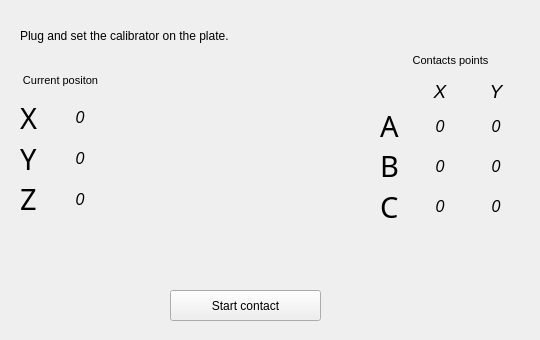
The window that src/Wizard/ContactPointLevelingPage.ui (polybox3d/polybox) describes before a commit, drawn with Qt 5.
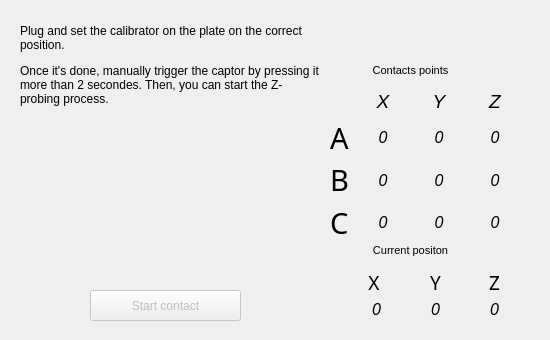
The same window after the commit. Icons and pictures are not drawn.

Commit message: Add new mcode. Add wizard for plate leveling. Not fully ok right now. Need further function like computeMatrix()

Patch:
```diff
--- a/src/Wizard/ContactPointLevelingPage.ui
+++ b/src/Wizard/ContactPointLevelingPage.ui
@@ -6,7 +6,7 @@
    <rect>
     <x>0</x>
     <y>0</y>
-    <width>540</width>
+    <width>550</width>
     <height>340</height>
    </rect>
   </property>
@@ -16,8 +16,8 @@
   <widget class="QLabel" name="plate">
    <property name="geometry">
     <rect>
-     <x>130</x>
-     <y>120</y>
+     <x>60</x>
+     <y>130</y>
      <width>231</width>
      <height>131</height>
     </rect>
@@ -37,18 +37,24 @@
     <rect>
      <x>20</x>
      <y>10</y>
-     <width>261</width>
-     <height>51</height>
+     <width>301</width>
+     <height>111</height>
     </rect>
    </property>
    <property name="text">
-    <string>Plug and set the calibrator on the plate.</string>
+    <string>&lt;html&gt;&lt;head/&gt;&lt;body&gt;&lt;p&gt;Plug and set the calibrator on the plate on the correct position.&lt;/p&gt;&lt;p&gt;Once it's done, manually trigger the captor by pressing it more than 2 secondes. Then, you can start the Z-probing process.&lt;/p&gt;&lt;/body&gt;&lt;/html&gt;</string>
+   </property>
+   <property name="wordWrap">
+    <bool>true</bool>
    </property>
   </widget>
-  <widget class="QPushButton" name="pushButton">
+  <widget class="QPushButton" name="startContactProcess">
+   <property name="enabled">
+    <bool>false</bool>
+   </property>
    <property name="geometry">
     <rect>
-     <x>170</x>
+     <x>90</x>
      <y>290</y>
      <width>151</width>
      <height>31</height>
@@ -65,8 +71,8 @@
   <widget class="QLabel" name="x_pos_2">
    <property name="geometry">
     <rect>
-     <x>0</x>
-     <y>70</y>
+     <x>350</x>
+     <y>240</y>
      <width>121</width>
      <height>21</height>
     </rect>
@@ -93,8 +99,8 @@
   <widget class="QLabel" name="x_pos_3">
    <property name="geometry">
     <rect>
-     <x>380</x>
-     <y>50</y>
+     <x>340</x>
+     <y>60</y>
      <width>141</width>
      <height>21</height>
     </rect>
@@ -118,139 +124,13 @@
     <set>Qt::AlignCenter</set>
    </property>
   </widget>
-  <widget class="QWidget" name="">
+  <widget class="QWidget" name="layoutWidget">
    <property name="geometry">
     <rect>
-     <x>20</x>
-     <y>100</y>
-     <width>85</width>
-     <height>116</height>
-    </rect>
-   </property>
-   <layout class="QGridLayout" name="gridLayout">
-    <item row="0" column="0">
-     <widget class="QLabel" name="xLabel">
-      <property name="font">
-       <font>
-        <family>FontAwesome</family>
-        <pointsize>22</pointsize>
-       </font>
-      </property>
-      <property name="styleSheet">
-       <string notr="true"/>
-      </property>
-      <property name="text">
-       <string>X </string>
-      </property>
-     </widget>
-    </item>
-    <item row="0" column="1">
-     <widget class="QLabel" name="x_pos">
-      <property name="minimumSize">
-       <size>
-        <width>50</width>
-        <height>0</height>
-       </size>
-      </property>
-      <property name="font">
-       <font>
-        <pointsize>12</pointsize>
-        <italic>true</italic>
-       </font>
-      </property>
-      <property name="text">
-       <string>0</string>
-      </property>
-      <property name="alignment">
-       <set>Qt::AlignCenter</set>
-      </property>
-     </widget>
-    </item>
-    <item row="1" column="0">
-     <widget class="QLabel" name="yLabel">
-      <property name="font">
-       <font>
-        <family>FontAwesome</family>
-        <pointsize>22</pointsize>
-       </font>
-      </property>
-      <property name="styleSheet">
-       <string notr="true"/>
-      </property>
-      <property name="text">
-       <string>Y</string>
-      </property>
-     </widget>
-    </item>
-    <item row="1" column="1">
-     <widget class="QLabel" name="y_pos">
-      <property name="minimumSize">
-       <size>
-        <width>50</width>
-        <height>0</height>
-       </size>
-      </property>
-      <property name="font">
-       <font>
-        <pointsize>12</pointsize>
-        <italic>true</italic>
-       </font>
-      </property>
-      <property name="text">
-       <string>0</string>
-      </property>
-      <property name="alignment">
-       <set>Qt::AlignCenter</set>
-      </property>
-     </widget>
-    </item>
-    <item row="2" column="0">
-     <widget class="QLabel" name="zLabel">
-      <property name="font">
-       <font>
-        <family>FontAwesome</family>
-        <pointsize>22</pointsize>
-       </font>
-      </property>
-      <property name="styleSheet">
-       <string notr="true"/>
-      </property>
-      <property name="text">
-       <string>Z</string>
-      </property>
-     </widget>
-    </item>
-    <item row="2" column="1">
-     <widget class="QLabel" name="z_pos">
-      <property name="minimumSize">
-       <size>
-        <width>50</width>
-        <height>0</height>
-       </size>
-      </property>
-      <property name="font">
-       <font>
-        <pointsize>12</pointsize>
-        <italic>true</italic>
-       </font>
-      </property>
-      <property name="text">
-       <string>0</string>
-      </property>
-      <property name="alignment">
-       <set>Qt::AlignCenter</set>
-      </property>
-     </widget>
-    </item>
-   </layout>
-  </widget>
-  <widget class="QWidget" name="">
-   <property name="geometry">
-    <rect>
-     <x>380</x>
-     <y>80</y>
-     <width>141</width>
-     <height>144</height>
+     <x>330</x>
+     <y>90</y>
+     <width>190</width>
+     <height>151</height>
     </rect>
    </property>
    <layout class="QGridLayout" name="gridLayout_2">
@@ -472,6 +352,229 @@
       </property>
       <property name="text">
        <string>Y</string>
+      </property>
+      <property name="alignment">
+       <set>Qt::AlignCenter</set>
+      </property>
+     </widget>
+    </item>
+    <item row="2" column="3">
+     <widget class="QLabel" name="b_z">
+      <property name="minimumSize">
+       <size>
+        <width>50</width>
+        <height>0</height>
+       </size>
+      </property>
+      <property name="font">
+       <font>
+        <pointsize>12</pointsize>
+        <italic>true</italic>
+       </font>
+      </property>
+      <property name="text">
+       <string>0</string>
+      </property>
+      <property name="alignment">
+       <set>Qt::AlignCenter</set>
+      </property>
+     </widget>
+    </item>
+    <item row="0" column="3">
+     <widget class="QLabel" name="ZLabel">
+      <property name="minimumSize">
+       <size>
+        <width>50</width>
+        <height>0</height>
+       </size>
+      </property>
+      <property name="font">
+       <font>
+        <pointsize>14</pointsize>
+        <italic>true</italic>
+       </font>
+      </property>
+      <property name="text">
+       <string>Z</string>
+      </property>
+      <property name="alignment">
+       <set>Qt::AlignCenter</set>
+      </property>
+     </widget>
+    </item>
+    <item row="3" column="3">
+     <widget class="QLabel" name="c_z">
+      <property name="minimumSize">
+       <size>
+        <width>50</width>
+        <height>0</height>
+       </size>
+      </property>
+      <property name="font">
+       <font>
+        <pointsize>12</pointsize>
+        <italic>true</italic>
+       </font>
+      </property>
+      <property name="text">
+       <string>0</string>
+      </property>
+      <property name="alignment">
+       <set>Qt::AlignCenter</set>
+      </property>
+     </widget>
+    </item>
+    <item row="1" column="3">
+     <widget class="QLabel" name="a_z">
+      <property name="minimumSize">
+       <size>
+        <width>50</width>
+        <height>0</height>
+       </size>
+      </property>
+      <property name="font">
+       <font>
+        <pointsize>12</pointsize>
+        <italic>true</italic>
+       </font>
+      </property>
+      <property name="text">
+       <string>0</string>
+      </property>
+      <property name="alignment">
+       <set>Qt::AlignCenter</set>
+      </property>
+     </widget>
+    </item>
+   </layout>
+  </widget>
+  <widget class="QWidget" name="">
+   <property name="geometry">
+    <rect>
+     <x>350</x>
+     <y>270</y>
+     <width>171</width>
+     <height>49</height>
+    </rect>
+   </property>
+   <layout class="QGridLayout" name="gridLayout">
+    <item row="0" column="1">
+     <widget class="QLabel" name="yLabel">
+      <property name="font">
+       <font>
+        <family>FontAwesome</family>
+        <pointsize>14</pointsize>
+       </font>
+      </property>
+      <property name="styleSheet">
+       <string notr="true"/>
+      </property>
+      <property name="text">
+       <string>Y</string>
+      </property>
+      <property name="alignment">
+       <set>Qt::AlignCenter</set>
+      </property>
+     </widget>
+    </item>
+    <item row="0" column="2">
+     <widget class="QLabel" name="zLabel">
+      <property name="font">
+       <font>
+        <family>FontAwesome</family>
+        <pointsize>14</pointsize>
+       </font>
+      </property>
+      <property name="styleSheet">
+       <string notr="true"/>
+      </property>
+      <property name="text">
+       <string>Z</string>
+      </property>
+      <property name="alignment">
+       <set>Qt::AlignCenter</set>
+      </property>
+     </widget>
+    </item>
+    <item row="0" column="0">
+     <widget class="QLabel" name="xLabel">
+      <property name="font">
+       <font>
+        <family>FontAwesome</family>
+        <pointsize>14</pointsize>
+       </font>
+      </property>
+      <property name="styleSheet">
+       <string notr="true"/>
+      </property>
+      <property name="text">
+       <string>X </string>
+      </property>
+      <property name="alignment">
+       <set>Qt::AlignCenter</set>
+      </property>
+     </widget>
+    </item>
+    <item row="1" column="2">
+     <widget class="QLabel" name="z_pos">
+      <property name="minimumSize">
+       <size>
+        <width>50</width>
+        <height>0</height>
+       </size>
+      </property>
+      <property name="font">
+       <font>
+        <pointsize>12</pointsize>
+        <italic>true</italic>
+       </font>
+      </property>
+      <property name="text">
+       <string>0</string>
+      </property>
+      <property name="alignment">
+       <set>Qt::AlignCenter</set>
+      </property>
+     </widget>
+    </item>
+    <item row="1" column="1">
+     <widget class="QLabel" name="y_pos">
+      <property name="minimumSize">
+       <size>
+        <width>50</width>
+        <height>0</height>
+       </size>
+      </property>
+      <property name="font">
+       <font>
+        <pointsize>12</pointsize>
+        <italic>true</italic>
+       </font>
+      </property>
+      <property name="text">
+       <string>0</string>
+      </property>
+      <property name="alignment">
+       <set>Qt::AlignCenter</set>
+      </property>
+     </widget>
+    </item>
+    <item row="1" column="0">
+     <widget class="QLabel" name="x_pos">
+      <property name="minimumSize">
+       <size>
+        <width>50</width>
+        <height>0</height>
+       </size>
+      </property>
+      <property name="font">
+       <font>
+        <pointsize>12</pointsize>
+        <italic>true</italic>
+       </font>
+      </property>
+      <property name="text">
+       <string>0</string>
       </property>
       <property name="alignment">
        <set>Qt::AlignCenter</set>
```
Left out of the diff: 2 changed lines with no effect on the pictures. The commit also changes 10 other files.
